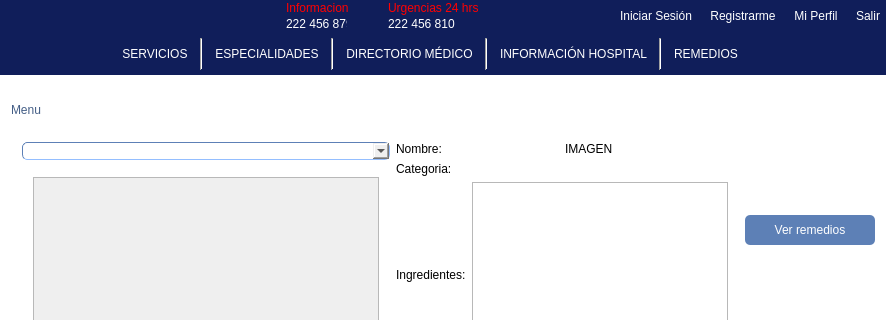
Old version of the form mainwindow.ui in the repository Laloses/Hospital; both pictures show x 0 to 886 and y 0 to 320 of the 886 by 580 pixel window.
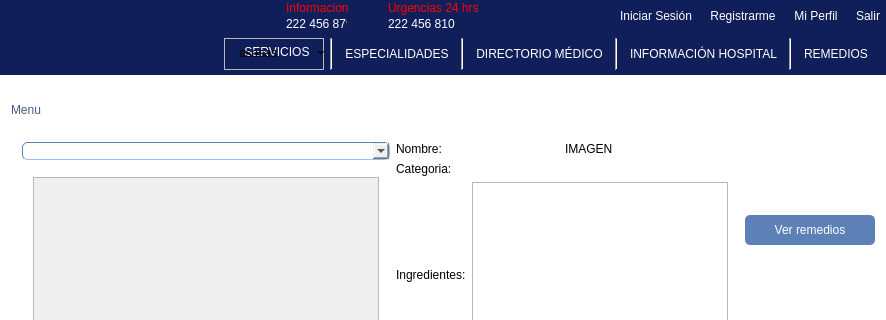
New version of the form. The open tabs and pages were chosen to show the change. Icons and pictures are not drawn.

Commit message: cb  servicios

```diff
--- a/mainwindow.ui
+++ b/mainwindow.ui
@@ -341,10 +341,56 @@
               </spacer>
              </item>
              <item>
-              <widget class="QPushButton" name="pb_servicios">
-               <property name="text">
-                <string>SERVICIOS</string>
+              <widget class="QFrame" name="frame_2">
+               <property name="minimumSize">
+                <size>
+                 <width>100</width>
+                 <height>0</height>
+                </size>
                </property>
+               <property name="frameShape">
+                <enum>QFrame::StyledPanel</enum>
+               </property>
+               <property name="frameShadow">
+                <enum>QFrame::Raised</enum>
+               </property>
+               <widget class="QPushButton" name="pb_servicios">
+                <property name="geometry">
+                 <rect>
+                  <x>10</x>
+                  <y>0</y>
+                  <width>86</width>
+                  <height>28</height>
+                 </rect>
+                </property>
+                <property name="text">
+                 <string>SERVICIOS</string>
+                </property>
+               </widget>
+               <widget class="QComboBox" name="cb_servicios">
+                <property name="geometry">
+                 <rect>
+                  <x>10</x>
+                  <y>0</y>
+                  <width>95</width>
+                  <height>30</height>
+                 </rect>
+                </property>
+                <property name="styleSheet">
+                 <string notr="true">background:transparent;
+border:none;</string>
+                </property>
+                <item>
+                 <property name="text">
+                  <string>asasas</string>
+                 </property>
+                </item>
+                <item>
+                 <property name="text">
+                  <string>aassss</string>
+                 </property>
+                </item>
+               </widget>
               </widget>
              </item>
              <item>
@@ -410,8 +456,8 @@
                </property>
                <property name="sizeHint" stdset="0">
                 <size>
-                 <width>252</width>
-                 <height>20</height>
+                 <width>13</width>
+                 <height>25</height>
                 </size>
                </property>
               </spacer>
```
Left out of the diff: 117 changed lines with no effect on the pictures.
